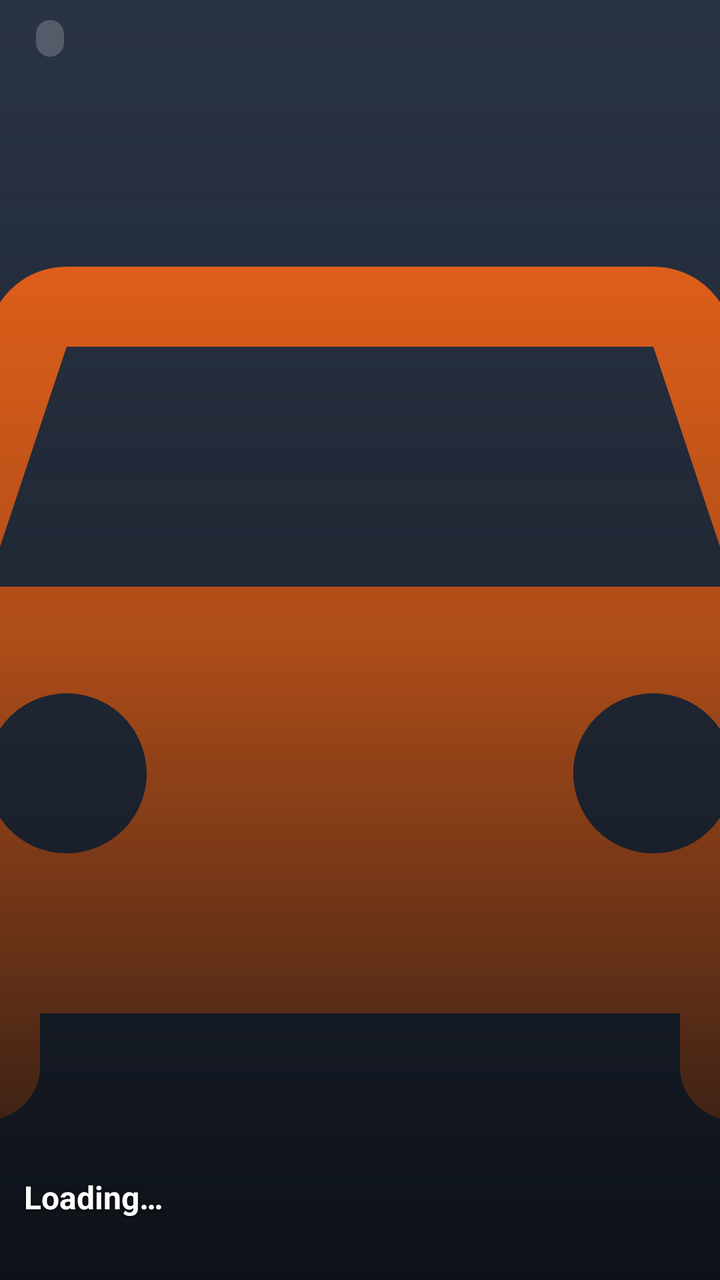
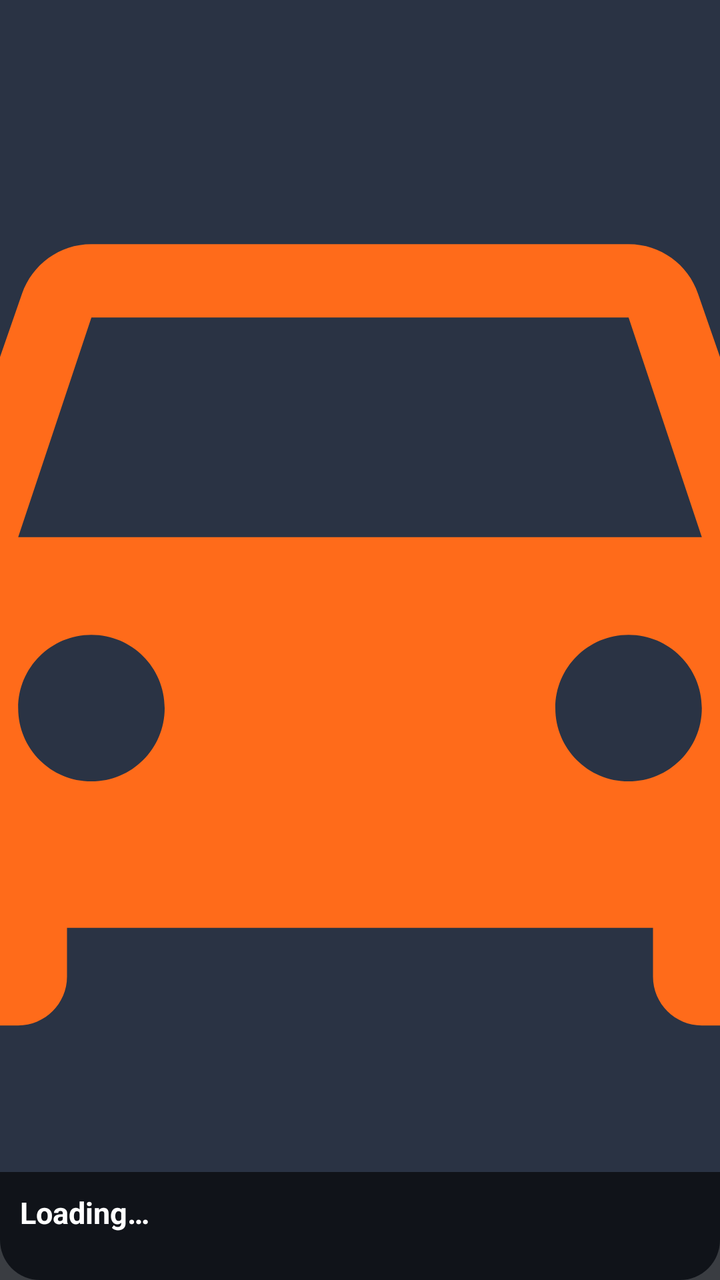

An Android layout rendered at two revisions. The XML below is the earlier revision; the diff shows what the commit changed to produce the second picture.
<!-- AndroidManifest.xml: application theme Theme.AppCompat.DayNight.NoActionBar -->
<!-- res/layout/widget_layout.xml -->
<?xml version="1.0" encoding="utf-8"?>
<FrameLayout xmlns:android="http://schemas.android.com/apk/res/android"
    android:id="@+id/widget_root"
    android:layout_width="match_parent"
    android:layout_height="match_parent"
    android:background="@drawable/widget_background">

    
    <ImageView
        android:id="@+id/widget_photo"
        android:layout_width="match_parent"
        android:layout_height="match_parent"
        android:scaleType="centerCrop"
        android:src="@drawable/ic_car_placeholder"
        android:contentDescription="@string/car_photo" />

    
    <View
        android:layout_width="match_parent"
        android:layout_height="match_parent"
        android:background="@drawable/widget_photo_scrim" />

    
    <LinearLayout
        android:layout_width="wrap_content"
        android:layout_height="wrap_content"
        android:layout_gravity="top|start"
        android:orientation="horizontal"
        android:paddingStart="12dp"
        android:paddingTop="10dp"
        android:paddingEnd="12dp"
        android:gravity="center_vertical">

        <TextView
            android:id="@+id/widget_make"
            android:layout_width="wrap_content"
            android:layout_height="wrap_content"
            android:textColor="#e8e8ec"
            android:textSize="11sp"
            android:textStyle="italic"
            android:shadowColor="#99000000"
            android:shadowDx="0"
            android:shadowDy="1"
            android:shadowRadius="4"
            android:text="" />

        <TextView
            android:id="@+id/widget_trim"
            android:layout_width="wrap_content"
            android:layout_height="wrap_content"
            android:layout_marginStart="6dp"
            android:textColor="#8b95a5"
            android:textSize="9sp"
            android:paddingStart="7dp"
            android:paddingEnd="7dp"
            android:paddingTop="3dp"
            android:paddingBottom="3dp"
            android:background="@drawable/widget_badge_bg"
            android:text="" />

    </LinearLayout>

    
    <LinearLayout
        android:layout_width="match_parent"
        android:layout_height="wrap_content"
        android:layout_gravity="bottom"
        android:orientation="vertical"
        android:paddingStart="12dp"
        android:paddingEnd="12dp"
        android:paddingBottom="10dp"
        android:paddingTop="8dp">

        <TextView
            android:id="@+id/widget_car_name"
            android:layout_width="match_parent"
            android:layout_height="wrap_content"
            android:textColor="#ffffff"
            android:textSize="16sp"
            android:textStyle="bold"
            android:maxLines="1"
            android:ellipsize="end"
            android:shadowColor="#bb000000"
            android:shadowDx="0"
            android:shadowDy="1"
            android:shadowRadius="4"
            android:text="Loading…" />

        <LinearLayout
            android:layout_width="match_parent"
            android:layout_height="wrap_content"
            android:orientation="horizontal"
            android:layout_marginTop="3dp"
            android:gravity="center_vertical">

            <TextView
                android:id="@+id/widget_odometer"
                android:layout_width="wrap_content"
                android:layout_height="wrap_content"
                android:textColor="#ff6b1a"
                android:textSize="13sp"
                android:textStyle="bold"
                android:shadowColor="#bb000000"
                android:shadowDx="0"
                android:shadowDy="1"
                android:shadowRadius="3"
                android:text="" />

            <TextView
                android:id="@+id/widget_status"
                android:layout_width="wrap_content"
                android:layout_height="wrap_content"
                android:layout_marginStart="8dp"
                android:textColor="#8b95a5"
                android:textSize="10sp"
                android:maxLines="1"
                android:ellipsize="end"
                android:shadowColor="#bb000000"
                android:shadowDx="0"
                android:shadowDy="1"
                android:shadowRadius="3"
                android:text="" />

        </LinearLayout>

    </LinearLayout>

</FrameLayout>
<!-- resources referenced by this layout -->
<resources>
  <!-- drawable ic_car_placeholder (drawable) -->
  <?xml version="1.0" encoding="utf-8"?>
  <vector xmlns:android="http://schemas.android.com/apk/res/android"
      android:width="72dp"
      android:height="72dp"
      android:viewportWidth="24"
      android:viewportHeight="24">
      <path
          android:fillColor="#2a3344"
          android:pathData="M0,0h24v24H0z"/>
      <path
          android:fillColor="#ff6b1a"
          android:pathData="M18.92,6.01C18.72,5.42 18.16,5 17.5,5h-11c-0.66,0 -1.21,0.42 -1.42,1.01L3,12v8c0,0.55 0.45,1 1,1h1c0.55,0 1,-0.45 1,-1v-1h12v1c0,0.55 0.45,1 1,1h1c0.55,0 1,-0.45 1,-1v-8l-2.08,-5.99zM6.5,16C5.67,16 5,15.33 5,14.5S5.67,13 6.5,13 8,13.67 8,14.5 7.33,16 6.5,16zM17.5,16c-0.83,0 -1.5,-0.67 -1.5,-1.5S16.67,13 17.5,13s1.5,0.67 1.5,1.5S18.33,16 17.5,16zM5,11l1.5,-4.5h11L19,11H5z"/>
  </vector>
  <!-- drawable widget_background (drawable) -->
  <?xml version="1.0" encoding="utf-8"?>
  <shape xmlns:android="http://schemas.android.com/apk/res/android">
      <solid android:color="#E00a0e14" />
      <corners android:radius="20dp" />
  </shape>
  <!-- drawable widget_badge_bg (drawable) -->
  <?xml version="1.0" encoding="utf-8"?>
  <shape xmlns:android="http://schemas.android.com/apk/res/android"
      android:shape="rectangle">
      <solid android:color="#33ffffff" />
      <corners android:radius="999dp" />
  </shape>
  <!-- drawable widget_photo_scrim (drawable) -->
  <?xml version="1.0" encoding="utf-8"?>
  <shape xmlns:android="http://schemas.android.com/apk/res/android">
      <gradient
          android:startColor="#000a0e14"
          android:centerColor="#550a0e14"
          android:endColor="#ee0a0e14"
          android:angle="270" />
  </shape>
  <string name="car_photo">Car photo</string>
</resources>

<!-- the commit's change to res/layout/widget_layout.xml (unified diff, before → after) -->
@@ -1,128 +1,86 @@
 <?xml version="1.0" encoding="utf-8"?>
-<FrameLayout xmlns:android="http://schemas.android.com/apk/res/android"
+<LinearLayout xmlns:android="http://schemas.android.com/apk/res/android"
     android:id="@+id/widget_root"
     android:layout_width="match_parent"
     android:layout_height="match_parent"
+    android:orientation="vertical"
     android:background="@drawable/widget_background">
 
-    
     <ImageView
         android:id="@+id/widget_photo"
         android:layout_width="match_parent"
-        android:layout_height="match_parent"
+        android:layout_height="0dp"
+        android:layout_weight="1"
         android:scaleType="centerCrop"
         android:src="@drawable/ic_car_placeholder"
         android:contentDescription="@string/car_photo" />
 
-    
-    <View
-        android:layout_width="match_parent"
-        android:layout_height="match_parent"
-        android:background="@drawable/widget_photo_scrim" />
-
-    
-    <LinearLayout
-        android:layout_width="wrap_content"
-        android:layout_height="wrap_content"
-        android:layout_gravity="top|start"
-        android:orientation="horizontal"
-        android:paddingStart="12dp"
-        android:paddingTop="10dp"
-        android:paddingEnd="12dp"
-        android:gravity="center_vertical">
-
-        <TextView
-            android:id="@+id/widget_make"
-            android:layout_width="wrap_content"
-            android:layout_height="wrap_content"
-            android:textColor="#e8e8ec"
-            android:textSize="11sp"
-            android:textStyle="italic"
-            android:shadowColor="#99000000"
-            android:shadowDx="0"
-            android:shadowDy="1"
-            android:shadowRadius="4"
-            android:text="" />
-
-        <TextView
-            android:id="@+id/widget_trim"
-            android:layout_width="wrap_content"
-            android:layout_height="wrap_content"
-            android:layout_marginStart="6dp"
-            android:textColor="#8b95a5"
-            android:textSize="9sp"
-            android:paddingStart="7dp"
-            android:paddingEnd="7dp"
-            android:paddingTop="3dp"
-            android:paddingBottom="3dp"
-            android:background="@drawable/widget_badge_bg"
-            android:text="" />
-
-    </LinearLayout>
-
-    
     <LinearLayout
         android:layout_width="match_parent"
         android:layout_height="wrap_content"
-        android:layout_gravity="bottom"
-        android:orientation="vertical"
-        android:paddingStart="12dp"
-        android:paddingEnd="12dp"
-        android:paddingBottom="10dp"
-        android:paddingTop="8dp">
-
-        <TextView
-            android:id="@+id/widget_car_name"
-            android:layout_width="match_parent"
-            android:layout_height="wrap_content"
-            android:textColor="#ffffff"
-            android:textSize="16sp"
-            android:textStyle="bold"
-            android:maxLines="1"
-            android:ellipsize="end"
-            android:shadowColor="#bb000000"
-            android:shadowDx="0"
-            android:shadowDy="1"
-            android:shadowRadius="4"
-            android:text="Loading…" />
+        android:orientation="horizontal"
+        android:background="#CC0a0e14"
+        android:padding="10dp"
+        android:gravity="center_vertical">
 
         <LinearLayout
-            android:layout_width="match_parent"
+            android:layout_width="0dp"
             android:layout_height="wrap_content"
-            android:orientation="horizontal"
-            android:layout_marginTop="3dp"
-            android:gravity="center_vertical">
+            android:layout_weight="1"
+            android:orientation="vertical">
+
+            <TextView
+                android:id="@+id/widget_car_name"
+                android:layout_width="match_parent"
+                android:layout_height="wrap_content"
+                android:textColor="#ffffff"
+                android:textSize="15sp"
+                android:textStyle="bold"
+                android:maxLines="1"
+                android:ellipsize="end"
+                android:text="Loading…" />
+
+            <TextView
+                android:id="@+id/widget_make"
+                android:layout_width="match_parent"
+                android:layout_height="wrap_content"
+                android:textColor="#8b95a5"
+                android:textSize="10sp"
+                android:maxLines="1"
+                android:ellipsize="end"
+                android:text="" />
+
+        </LinearLayout>
+
+        <LinearLayout
+            android:layout_width="wrap_content"
+            android:layout_height="wrap_content"
+            android:orientation="vertical"
+            android:gravity="end">
 
             <TextView
                 android:id="@+id/widget_odometer"
                 android:layout_width="wrap_content"
                 android:layout_height="wrap_content"
                 android:textColor="#ff6b1a"
-                android:textSize="13sp"
+                android:textSize="14sp"
                 android:textStyle="bold"
-                android:shadowColor="#bb000000"
-                android:shadowDx="0"
-                android:shadowDy="1"
-                android:shadowRadius="3"
+                android:gravity="end"
                 android:text="" />
 
             <TextView
                 android:id="@+id/widget_status"
                 android:layout_width="wrap_content"
                 android:layout_height="wrap_content"
-                android:layout_marginStart="8dp"
                 android:textColor="#8b95a5"
                 android:textSize="10sp"
+                android:gravity="end"
                 android:maxLines="1"
                 android:ellipsize="end"
-                android:shadowColor="#bb000000"
-                android:shadowDx="0"
-                android:shadowDy="1"
-                android:shadowRadius="3"
                 android:text="" />
 
         </LinearLayout>
 
     </LinearLayout>
 
-</FrameLayout>
+</LinearLayout>
<!-- resource entries referenced after the edit -->
@@ -20,22 +20,6 @@
       <solid android:color="#E00a0e14" />
       <corners android:radius="20dp" />
   </shape>
-  <!-- drawable widget_badge_bg (drawable) -->
-  <?xml version="1.0" encoding="utf-8"?>
-  <shape xmlns:android="http://schemas.android.com/apk/res/android"
-      android:shape="rectangle">
-      <solid android:color="#33ffffff" />
-      <corners android:radius="999dp" />
-  </shape>
-  <!-- drawable widget_photo_scrim (drawable) -->
-  <?xml version="1.0" encoding="utf-8"?>
-  <shape xmlns:android="http://schemas.android.com/apk/res/android">
-      <gradient
-          android:startColor="#000a0e14"
-          android:centerColor="#550a0e14"
-          android:endColor="#ee0a0e14"
-          android:angle="270" />
-  </shape>
   <string name="car_photo">Car photo</string>
 </resources>
 
